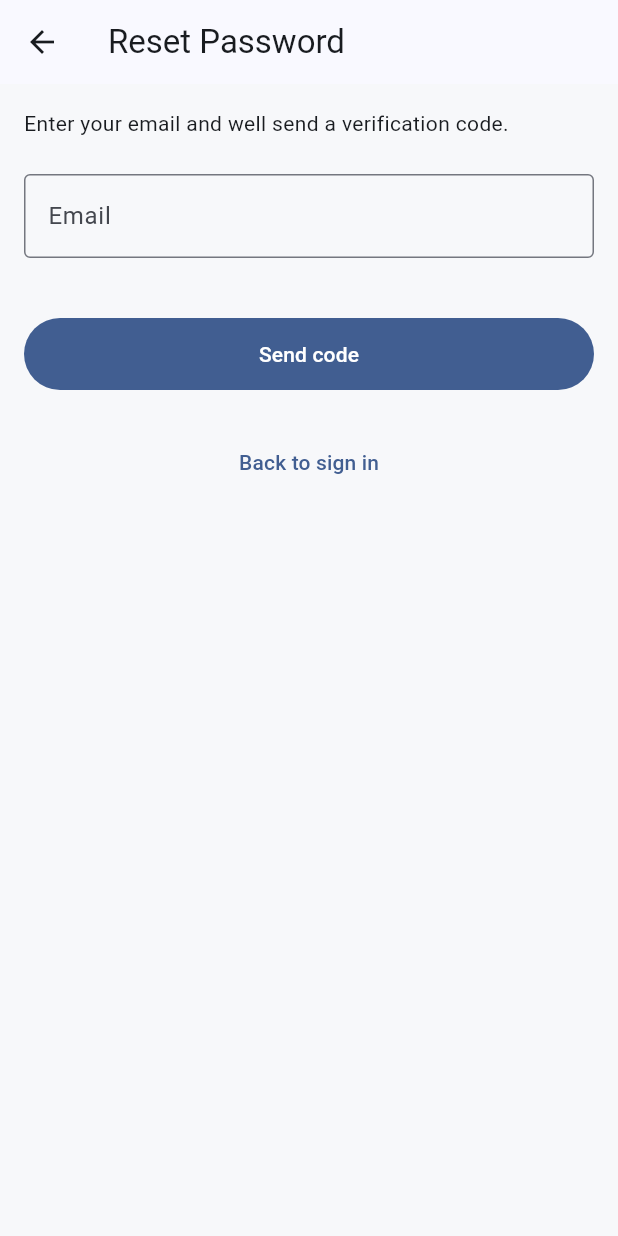
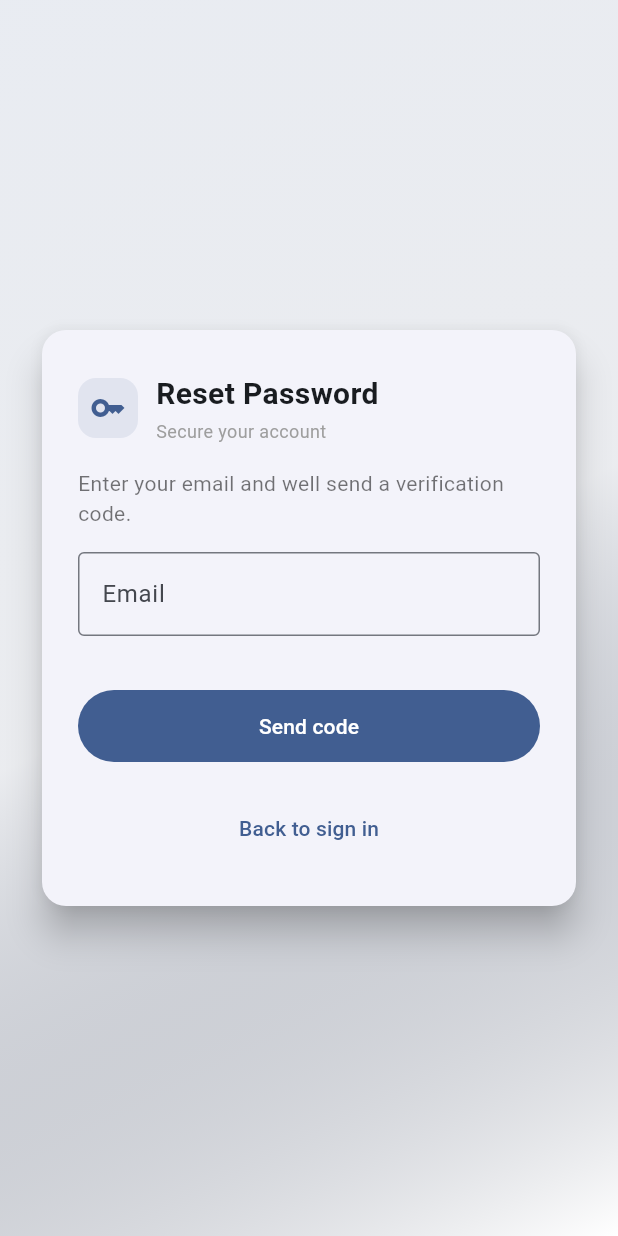
Before and after one commit to francisco3788/bolsa-_trabajo-flutter_proyect_final, a Flutter app: the ForgotPasswordPage screen opened by its route, on a phone screen of 412 x 824 dp. Run offline on Flutter 3.47's test engine with Material 3 defaults, Android fonts, the light colour scheme and no system bars; our stand-ins replace dartz, equatable, file_picker, flutter_dotenv, get, image_picker and 1 more; accounts and stored records are empty.

Commit message:
mejora de diseño de recuperar contraseña

```diff
--- a/lib/features/auth/presentation/pages/forgot_password_page.dart
+++ b/lib/features/auth/presentation/pages/forgot_password_page.dart
@@ -51,45 +51,99 @@
 
   @override
   Widget build(BuildContext context) {
+    final scheme = Theme.of(context).colorScheme;
     return Scaffold(
-      appBar: AppBar(title: const Text(AuthTexts.resetPasswordTitle)),
-      body: Padding(
-        padding: const EdgeInsets.all(16),
-        child: Obx(
-          () => SingleChildScrollView(
-            child: AbsorbPointer(
+      appBar: null,
+      body: Container(
+        decoration: BoxDecoration(
+          gradient: LinearGradient(
+            begin: Alignment.topLeft,
+            end: Alignment.bottomRight,
+            colors: [
+              scheme.primary.withOpacity(0.08),
+              scheme.secondary.withOpacity(0.08),
+              Colors.white,
+            ],
+          ),
+        ),
+        child: SafeArea(
+          child: Center(
+            child: SingleChildScrollView(
+              padding: const EdgeInsets.all(24),
+              child: ConstrainedBox(
+                constraints: const BoxConstraints(maxWidth: 520),
+                child: Card(
+                  elevation: 10,
+                  shape: RoundedRectangleBorder(
+                    borderRadius: BorderRadius.circular(16),
+                  ),
+                  child: Padding(
+                    padding: const EdgeInsets.symmetric(horizontal: 24, vertical: 28),
+                    child: Obx(() {
+                      return AbsorbPointer(
                         absorbing: controller.loading.value,
                         child: Column(
                           crossAxisAlignment: CrossAxisAlignment.stretch,
                           children: [
+                            Row(
+                              children: [
+                                Container(
+                                  height: 40,
+                                  width: 40,
+                                  decoration: BoxDecoration(
+                                    color: scheme.primary.withOpacity(0.10),
+                                    borderRadius: BorderRadius.circular(12),
+                                  ),
+                                  child: Icon(Icons.key, color: scheme.primary),
+                                ),
+                                const SizedBox(width: 12),
+                                Column(
+                                  crossAxisAlignment: CrossAxisAlignment.start,
+                                  children: const [
+                                    Text(AuthTexts.resetPasswordTitle, style: TextStyle(fontSize: 20, fontWeight: FontWeight.w700)),
+                                    SizedBox(height: 2),
+                                    Text('Secure your account', style: TextStyle(fontSize: 12, color: Colors.grey)),
+                                  ],
+                                ),
+                              ],
+                            ),
+                            const SizedBox(height: 16),
                             Text(
-                    controller.step.value == 0
-                        ? AuthTexts.step0Text
-                        : AuthTexts.step1Text,
+                              controller.step.value == 0 ? AuthTexts.step0Text : AuthTexts.step1Text,
+                              style: const TextStyle(color: Colors.black54),
                             ),
-                  const SizedBox(height: 24),
+                            const SizedBox(height: 16),
                             if (controller.step.value == 0) ...[
                               PrimaryInput(
                                 controller: emailCtrl,
                                 label: AuthTexts.emailLabel,
                                 keyboardType: TextInputType.emailAddress,
                               ),
-                    const SizedBox(height: 24),
-                    if (controller.error.value != null)
-                      Text(
-                        controller.error.value!,
-                        style: const TextStyle(color: Colors.red),
+                              const SizedBox(height: 20),
+                              AnimatedSwitcher(
+                                duration: const Duration(milliseconds: 250),
+                                child: controller.error.value != null
+                                    ? Text(controller.error.value!, key: const ValueKey('err'), style: const TextStyle(color: Colors.red))
+                                    : const SizedBox.shrink(),
                               ),
-                    if (controller.info.value != null)
-                      Text(
-                        controller.info.value!,
-                        style: const TextStyle(color: Colors.green),
+                              AnimatedSwitcher(
+                                duration: const Duration(milliseconds: 250),
+                                child: controller.info.value != null
+                                    ? Padding(
+                                        padding: const EdgeInsets.only(top: 8),
+                                        child: Text(controller.info.value!, key: const ValueKey('info'), style: const TextStyle(color: Colors.green)),
+                                      )
+                                    : const SizedBox.shrink(),
                               ),
                               const SizedBox(height: 16),
-                    PrimaryButton(
+                              AnimatedScale(
+                                scale: controller.loading.value ? 0.98 : 1.0,
+                                duration: const Duration(milliseconds: 180),
+                                child: PrimaryButton(
                                   text: AuthTexts.sendCodeAction,
                                   loading: controller.loading.value,
                                   onPressed: controller.submitEmail,
+                                ),
                               ),
                             ] else ...[
                               PrimaryInput(
@@ -117,21 +171,30 @@
                                 obscure: true,
                               ),
                               const SizedBox(height: 16),
-                    if (controller.error.value != null)
-                      Text(
-                        controller.error.value!,
-                        style: const TextStyle(color: Colors.red),
+                              AnimatedSwitcher(
+                                duration: const Duration(milliseconds: 250),
+                                child: controller.error.value != null
+                                    ? Text(controller.error.value!, key: const ValueKey('err2'), style: const TextStyle(color: Colors.red))
+                                    : const SizedBox.shrink(),
                               ),
-                    if (controller.info.value != null)
-                      Text(
-                        controller.info.value!,
-                        style: const TextStyle(color: Colors.green),
+                              AnimatedSwitcher(
+                                duration: const Duration(milliseconds: 250),
+                                child: controller.info.value != null
+                                    ? Padding(
+                                        padding: const EdgeInsets.only(top: 8),
+                                        child: Text(controller.info.value!, key: const ValueKey('info2'), style: const TextStyle(color: Colors.green)),
+                                      )
+                                    : const SizedBox.shrink(),
                               ),
                               const SizedBox(height: 16),
-                    PrimaryButton(
+                              AnimatedScale(
+                                scale: controller.loading.value ? 0.98 : 1.0,
+                                duration: const Duration(milliseconds: 180),
+                                child: PrimaryButton(
                                   text: AuthTexts.updatePasswordAction,
                                   loading: controller.loading.value,
                                   onPressed: controller.submitNewPassword,
+                                ),
                               ),
                               const SizedBox(height: 12),
                               TextButton(
@@ -146,12 +209,17 @@
                                 child: const Text(AuthTexts.useAnotherEmail),
                               ),
                             ],
-                  const SizedBox(height: 24),
+                            const SizedBox(height: 20),
                             TextButton(
                               onPressed: () => Get.offAllNamed(AppRoutes.login),
                               child: const Text(AuthTexts.backToSignIn),
                             ),
                           ],
+                        ),
+                      );
+                    }),
+                  ),
+                ),
               ),
             ),
           ),
```
Lines whose indentation alone changed are shown as unchanged.
